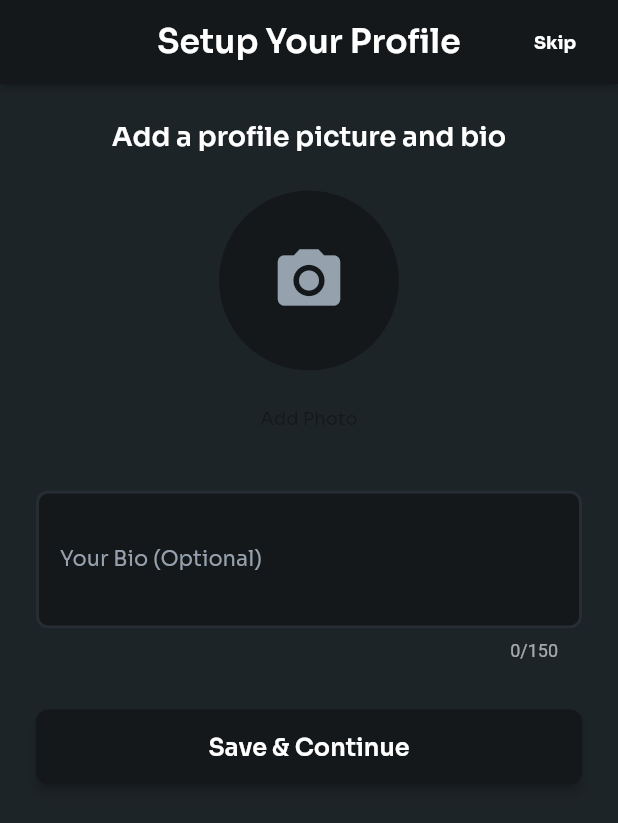
After one commit to MagicHD/Prabit_release, a Flutter app: the SetupProfileScreenWidget screen opened by its route, on a phone screen of 412 x 824 dp. The commit adds this screen. Shown: the top 823 px of the screen. Run offline on Flutter 3.47's test engine with Material 3 defaults, Android fonts, the phone set to English and light mode, and no system bars; drawn by our look-alikes of auto_size_text; our stand-ins replace cached_network_image, camera, cloud_firestore, firebase_auth, firebase_core, firebase_storage and 12 more; missing offline and left inert: emoji_flag_converter, json_path; accounts and stored records are empty.

Commit message:
added setup_profile_screen.dart which allows users to create a pp and bio need some ui work

```diff
--- /dev/null
+++ b/lib/auth/forgot_password_screen/setup_profile_screen/setup_profile_screen.dart
@@ -0,0 +1,409 @@
+import 'dart:io'; // Required for File type
+import 'package:flutter/material.dart';
+import 'package:image_picker/image_picker.dart';
+import 'package:firebase_auth/firebase_auth.dart';
+import 'package:cloud_firestore/cloud_firestore.dart';
+import 'package:firebase_storage/firebase_storage.dart';
+import '/flutter_flow/flutter_flow_theme.dart';
+import '/flutter_flow/flutter_flow_widgets.dart';
+import '/flutter_flow/flutter_flow_util.dart';
+import '/index.dart';
+import 'package:google_fonts/google_fonts.dart';
+
+// Import the model
+import 'setup_profile_screen_model.dart';
+export 'setup_profile_screen_model.dart'; // Export model for potential use elsewhere
+
+class SetupProfileScreenWidget extends StatefulWidget {
+  const SetupProfileScreenWidget({Key? key}) : super(key: key);
+
+  static String routeName = 'setupProfile_screen';
+  static String routePath = '/setupProfileScreen';
+
+  @override
+  _SetupProfileScreenWidgetState createState() =>
+      _SetupProfileScreenWidgetState();
+}
+
+class _SetupProfileScreenWidgetState extends State<SetupProfileScreenWidget> {
+  // Use the model
+  late SetupProfileScreenModel _model;
+
+  final scaffoldKey = GlobalKey<ScaffoldState>();
+  final _formKey = GlobalKey<FormState>(); // Optional: for form validation
+
+  @override
+  void initState() {
+    super.initState();
+    // Create the model instance using FlutterFlow's utility
+    _model = createModel(context, () => SetupProfileScreenModel());
+
+    // Initialize the text controller here, linking it to the model's controller
+    _model.bioController ??= TextEditingController();
+
+    // It's generally better practice to initialize focus nodes here too if needed
+    // _model.bioFocusNode ??= FocusNode();
+  }
+
+
+  @override
+  void dispose() {
+    // Dispose of the model, which handles controller disposal internally
+    _model.dispose();
+    super.dispose();
+  }
+
+  // --- Image Picking Logic ---
+  // Accesses model.picker and updates model.profileImageFile
+  Future<void> _pickImage(ImageSource source) async {
+    try {
+      final XFile? pickedFile = await _model.picker.pickImage( // Use model's picker
+        source: source,
+        imageQuality: 80,
+        maxWidth: 800,
+      );
+
+      if (pickedFile != null) {
+        safeSetState(() { // Use safeSetState for updates
+          _model.profileImageFile = File(pickedFile.path); // Update model state
+        });
+      }
+    } catch (e) {
+      print("Image picker error: $e");
+      if (!mounted) return; // Check if widget is still mounted before showing Snackbar
+      ScaffoldMessenger.of(context).showSnackBar(
+        SnackBar(content: Text('Error picking image: ${e.toString()}')),
+      );
+    }
+  }
+
+  // --- Show Image Source Options ---
+  // This logic remains largely the same, just calls _pickImage
+  void _showImageSourceActionSheet(BuildContext context) {
+    showModalBottomSheet(
+      context: context,
+      builder: (context) => SafeArea(
+        child: Wrap(
+          children: <Widget>[
+            ListTile(
+                leading: Icon(Icons.photo_library),
+                title: Text('Gallery'),
+                onTap: () {
+                  Navigator.of(context).pop(); // Close bottom sheet first
+                  _pickImage(ImageSource.gallery);
+                }),
+            ListTile(
+              leading: Icon(Icons.photo_camera),
+              title: Text('Camera'),
+              onTap: () {
+                Navigator.of(context).pop(); // Close bottom sheet first
+                _pickImage(ImageSource.camera);
+              },
+            ),
+          ],
+        ),
+      ),
+    );
+  }
+
+  // --- Navigation Logic (Using go_router) ---
+  // This logic remains the same
+  void _navigateToHome() {
+    // Make sure 'FeedscreenWidget.routeName' is correctly defined in your FeedscreenWidget file
+    // and registered in nav.dart
+    context.goNamed(FeedscreenWidget.routeName);
+  }
+
+  // --- Save Profile Logic ---
+  // Accesses model.isLoading, model.profileImageFile, model.bioController
+  Future<void> _saveProfile() async {
+    if (_model.isLoading) return; // Check model's loading state
+    safeSetState(() => _model.isLoading = true); // Update model's loading state
+
+    final User? user = FirebaseAuth.instance.currentUser;
+    if (user == null) {
+      if (!mounted) return; // Check mount status
+      ScaffoldMessenger.of(context).showSnackBar(
+        const SnackBar(content: Text('Error: Not logged in.')),
+      );
+      safeSetState(() => _model.isLoading = false);
+      // Make sure 'LoginScreenWidget.routeName' is correctly defined in your LoginScreenWidget file
+      // and registered in nav.dart
+      context.goNamed(LoginScreenWidget.routeName);
+      return;
+    }
+
+    String? profilePicUrl;
+    String bio = _model.bioController!.text.trim(); // Get text from model's controller
+
+    try {
+      // 1. Upload Image if selected
+      if (_model.profileImageFile != null) { // Check model's image file
+        final storageRef = FirebaseStorage.instance
+            .ref()
+            .child('profile_pics')
+            .child('${user.uid}.jpg');
+        UploadTask uploadTask = storageRef.putFile(_model.profileImageFile!); // Upload model's file
+        TaskSnapshot snapshot = await uploadTask;
+        profilePicUrl = await snapshot.ref.getDownloadURL();
+      }
+
+      // 2. Update Firestore Document
+      Map<String, dynamic> dataToUpdate = {};
+      if (profilePicUrl != null) {
+        dataToUpdate['profilePicture'] = profilePicUrl;
+      }
+      if (bio.isNotEmpty) {
+        dataToUpdate['bio'] = bio;
+      }
+
+      if (dataToUpdate.isNotEmpty) {
+        final userDocRef = FirebaseFirestore.instance.collection('users').doc(user.uid);
+        final userDoc = await userDocRef.get();
+        if (userDoc.exists) {
+          await userDocRef.update(dataToUpdate);
+        } else {
+          print("Error: User document for ${user.uid} not found during profile setup.");
+          // Create the document if it's missing (adjust fields as needed)
+          await userDocRef.set({
+            ...dataToUpdate,
+            'email': user.email,
+            'username': user.displayName ?? user.email?.split('@')[0],
+            'uid': user.uid,
+            'createdAt': FieldValue.serverTimestamp(),
+          }, SetOptions(merge: true));
+        }
+      }
+
+      // 3. Navigate to Home
+      _navigateToHome();
+
+    } catch (e) {
+      print("Error saving profile: $e");
+      if (!mounted) return; // Check mount status
+      ScaffoldMessenger.of(context).showSnackBar(
+        SnackBar(content: Text('Error saving profile: ${e.toString()}')),
+      );
+    } finally {
+      // Use safeSetState here as well
+      if (mounted) {
+        safeSetState(() => _model.isLoading = false); // Update model's loading state
+      }
+    }
+  }
+
+  @override
+  Widget build(BuildContext context) {
+    return GestureDetector(
+      onTap: () {
+        // Unfocus using the model's focus node if you add one, otherwise use general unfocus
+        // if (_model.bioFocusNode?.hasFocus ?? false) {
+        //   _model.unfocusNode.requestFocus();
+        // }
+        FocusScope.of(context).unfocus();
+      },
+      child: Scaffold(
+        key: scaffoldKey,
+        backgroundColor: FlutterFlowTheme.of(context).primaryBackground,
+        appBar: AppBar(
+          backgroundColor: FlutterFlowTheme.of(context).primary,
+          automaticallyImplyLeading: false,
+          title: Text(
+            'Setup Your Profile',
+            style: FlutterFlowTheme.of(context).headlineMedium.override(
+              fontFamily: FlutterFlowTheme.of(context).headlineMediumFamily,
+              color: Colors.white,
+              fontSize: 22.0,
+              letterSpacing: 0.0,
+              useGoogleFonts: GoogleFonts.asMap().containsKey(
+                  FlutterFlowTheme.of(context).headlineMediumFamily),
+            ),
+          ),
+          actions: [
+            TextButton(
+              onPressed: _navigateToHome,
+              child: Text(
+                'Skip',
+                style: FlutterFlowTheme.of(context).bodyMedium.override(
+                  fontFamily: FlutterFlowTheme.of(context).bodyMediumFamily,
+                  color: Colors.white,
+                  letterSpacing: 0.0,
+                  fontWeight: FontWeight.bold,
+                  useGoogleFonts: GoogleFonts.asMap().containsKey(
+                      FlutterFlowTheme.of(context).bodyMediumFamily),
+                ),
+              ),
+            ),
+            SizedBox(width: 10),
+          ],
+          centerTitle: true,
+          elevation: 2.0,
+        ),
+        body: SafeArea(
+          top: true,
+          child: SingleChildScrollView(
+            child: Padding(
+              padding: EdgeInsets.all(24.0),
+              child: Form(
+                key: _formKey,
+                child: Column(
+                  mainAxisSize: MainAxisSize.max,
+                  crossAxisAlignment: CrossAxisAlignment.center,
+                  children: [
+                    Text(
+                      'Add a profile picture and bio',
+                      style: FlutterFlowTheme.of(context).titleMedium.override(
+                        fontFamily: FlutterFlowTheme.of(context).titleMediumFamily,
+                        color: FlutterFlowTheme.of(context).primaryText,
+                        letterSpacing: 0.0,
+                        useGoogleFonts: GoogleFonts.asMap().containsKey(
+                            FlutterFlowTheme.of(context).titleMediumFamily),
+                      ),
+                    ),
+                    SizedBox(height: 24.0),
+
+                    // --- Profile Picture ---
+                    // Access model.profileImageFile for display
+                    InkWell(
+                      onTap: () => _showImageSourceActionSheet(context),
+                      child: CircleAvatar(
+                        radius: 60.0,
+                        backgroundColor: FlutterFlowTheme.of(context).secondaryBackground,
+                        backgroundImage: _model.profileImageFile != null
+                            ? FileImage(_model.profileImageFile!) // Use model's file
+                            : null,
+                        child: _model.profileImageFile == null
+                            ? Icon(
+                          Icons.camera_alt,
+                          color: FlutterFlowTheme.of(context).secondaryText,
+                          size: 50.0,
+                        )
+                            : null,
+                      ),
+                    ),
+                    SizedBox(height: 8.0),
+                    TextButton(
+                      onPressed: () => _showImageSourceActionSheet(context),
+                      child: Text(
+                        _model.profileImageFile == null ? 'Add Photo' : 'Change Photo', // Check model's file
+                        style: FlutterFlowTheme.of(context).bodyMedium.override(
+                          fontFamily: FlutterFlowTheme.of(context).bodyMediumFamily,
+                          color: FlutterFlowTheme.of(context).primary,
+                          letterSpacing: 0.0,
+                          useGoogleFonts: GoogleFonts.asMap().containsKey(
+                              FlutterFlowTheme.of(context).bodyMediumFamily),
+                        ),
+                      ),
+                    ),
+
+                    SizedBox(height: 24.0),
+
+                    // --- Bio TextField ---
+                    // Use model's controller
+                    TextFormField(
+                      controller: _model.bioController,
+                      // focusNode: _model.bioFocusNode, // Assign focus node if created in initState
+                      obscureText: false,
+                      decoration: InputDecoration(
+                        labelText: 'Your Bio (Optional)',
+                        labelStyle: FlutterFlowTheme.of(context).labelMedium.override(
+                          fontFamily: FlutterFlowTheme.of(context).labelMediumFamily,
+                          color: FlutterFlowTheme.of(context).secondaryText,
+                          letterSpacing: 0.0,
+                          useGoogleFonts: GoogleFonts.asMap().containsKey(
+                              FlutterFlowTheme.of(context).labelMediumFamily),
+                        ),
+                        hintText: 'Tell us a little about yourself...',
+                        hintStyle: FlutterFlowTheme.of(context).labelMedium.override(
+                          fontFamily: FlutterFlowTheme.of(context).labelMediumFamily,
+                          color: FlutterFlowTheme.of(context).secondaryText,
+                          letterSpacing: 0.0,
+                          useGoogleFonts: GoogleFonts.asMap().containsKey(
+                              FlutterFlowTheme.of(context).labelMediumFamily),
+                        ),
+                        enabledBorder: OutlineInputBorder(
+                          borderSide: BorderSide(
+                            color: FlutterFlowTheme.of(context).alternate,
+                            width: 2.0,
+                          ),
+                          borderRadius: BorderRadius.circular(8.0),
+                        ),
+                        focusedBorder: OutlineInputBorder(
+                          borderSide: BorderSide(
+                            color: FlutterFlowTheme.of(context).primary,
+                            width: 2.0,
+                          ),
+                          borderRadius: BorderRadius.circular(8.0),
+                        ),
+                        errorBorder: OutlineInputBorder(
+                          borderSide: BorderSide(
+                            color: FlutterFlowTheme.of(context).error,
+                            width: 2.0,
+                          ),
+                          borderRadius: BorderRadius.circular(8.0),
+                        ),
+                        focusedErrorBorder: OutlineInputBorder(
+                          borderSide: BorderSide(
+                            color: FlutterFlowTheme.of(context).error,
+                            width: 2.0,
+                          ),
+                          borderRadius: BorderRadius.circular(8.0),
+                        ),
+                        filled: true,
+                        fillColor: FlutterFlowTheme.of(context).secondaryBackground,
+                        contentPadding: EdgeInsets.all(16.0),
+                      ),
+                      style: FlutterFlowTheme.of(context).bodyMedium.override(
+                        fontFamily: FlutterFlowTheme.of(context).bodyMediumFamily,
+                        color: FlutterFlowTheme.of(context).primaryText,
+                        letterSpacing: 0.0,
+                        useGoogleFonts: GoogleFonts.asMap().containsKey(
+                            FlutterFlowTheme.of(context).bodyMediumFamily),
+                      ),
+                      maxLines: 4,
+                      maxLength: 150,
+                      keyboardType: TextInputType.multiline,
+                      cursorColor: FlutterFlowTheme.of(context).primary,
+                      validator: _model.bioControllerValidator.asValidator(context), // Use model's validator if defined
+                    ),
+
+                    SizedBox(height: 32.0),
+
+                    // --- Save Button ---
+                    // Uses model.isLoading for indicator state
+                    FFButtonWidget(
+                      onPressed: _saveProfile,
+                      text: 'Save & Continue',
+                      options: FFButtonOptions(
+                        width: double.infinity,
+                        height: 50.0,
+                        padding: EdgeInsetsDirectional.fromSTEB(24.0, 0.0, 24.0, 0.0),
+                        iconPadding: EdgeInsetsDirectional.fromSTEB(0.0, 0.0, 0.0, 0.0),
+                        color: FlutterFlowTheme.of(context).primary,
+                        textStyle: FlutterFlowTheme.of(context).titleSmall.override(
+                          fontFamily: FlutterFlowTheme.of(context).titleSmallFamily,
+                          color: Colors.white,
+                          letterSpacing: 0.0,
+                          useGoogleFonts: GoogleFonts.asMap().containsKey(
+                              FlutterFlowTheme.of(context).titleSmallFamily),
+                        ),
+                        elevation: 3.0,
+                        borderSide: BorderSide(
+                          color: Colors.transparent,
+                          width: 1.0,
+                        ),
+                        borderRadius: BorderRadius.circular(8.0),
+                        disabledColor: Colors.grey,
+                      ),
+                      showLoadingIndicator: _model.isLoading, // Use model's loading state
+                    ),
+                  ],
+                ),
+              ),
+            ),
+          ),
+        ),
+      ),
+    );
+  }
+}
--- /dev/null
+++ b/lib/auth/forgot_password_screen/setup_profile_screen/setup_profile_screen_model.dart
@@ -0,0 +1,40 @@
+import 'dart:io'; // Required for File type
+import 'package:flutter/material.dart';
+import 'package:image_picker/image_picker.dart'; // For ImagePicker instance
+import '/flutter_flow/flutter_flow_util.dart'; // Import FlutterFlow utilities
+
+class SetupProfileScreenModel extends FlutterFlowModel {
+  /// State fields for stateful widgets in this page.
+
+  // State field for Bio TextField.
+  TextEditingController? bioController;
+  String? Function(BuildContext, String?)? bioControllerValidator;
+
+  // State field for managing the selected profile image file.
+  File? profileImageFile;
+
+  // State field for loading indicator.
+  bool isLoading = false;
+
+  // Instance of the image picker.
+  final ImagePicker picker = ImagePicker();
+
+  /// Initialization and disposal methods.
+
+  @override
+  void initState(BuildContext context) {
+    // Initialize controllers or other state here if needed upon model creation.
+    // bioController is initialized implicitly by the framework when used in a TextFormField.
+  }
+
+  @override
+  void dispose() {
+    // Dispose of the text controller when the model is discarded.
+    bioController?.dispose();
+  }
+
+/// Action blocks are not typically placed in the model in FlutterFlow.
+/// Keep actions like _pickImage, _saveProfile in the Widget's State class.
+
+/// Additional helper methods are optional here.
+}
--- a/lib/flutter_flow/nav/nav.dart
+++ b/lib/flutter_flow/nav/nav.dart
@@ -6,6 +6,7 @@ import 'package:go_router/go_router.dart';
 import 'package:page_transition/page_transition.dart';
 import 'package:provider/provider.dart';
 
+import '../../auth/forgot_password_screen/setup_profile_screen/setup_profile_screen.dart';
 import '../../habit/congrats/congrats_screen_widget.dart';
 import '../../habit/photo/habit_photo_screen_widget.dart';
 import '../../habit/review/habit_review_screen_widget.dart';
@@ -224,6 +225,13 @@ GoRouter createRouter(AppStateNotifier appStateNotifier) => GoRouter(
                   initialPage: 'group',
                   page: GroupWidget(),
                 ),
+        ),
+        // Inside your GoRouter configuration in nav.dart
+        FFRoute(
+          name: SetupProfileScreenWidget.routeName,
+          path: SetupProfileScreenWidget.routePath,
+          builder: (context, params) => SetupProfileScreenWidget(),
+          // Add requireAuth: true if needed, though the redirect logic might handle this
         ),
         // Find this route definition in your nav.dart:
         FFRoute(
```
Also changed, not shown: lib/auth/signup_screen/signup_screen_widget.dart (+7 -13 lines).
